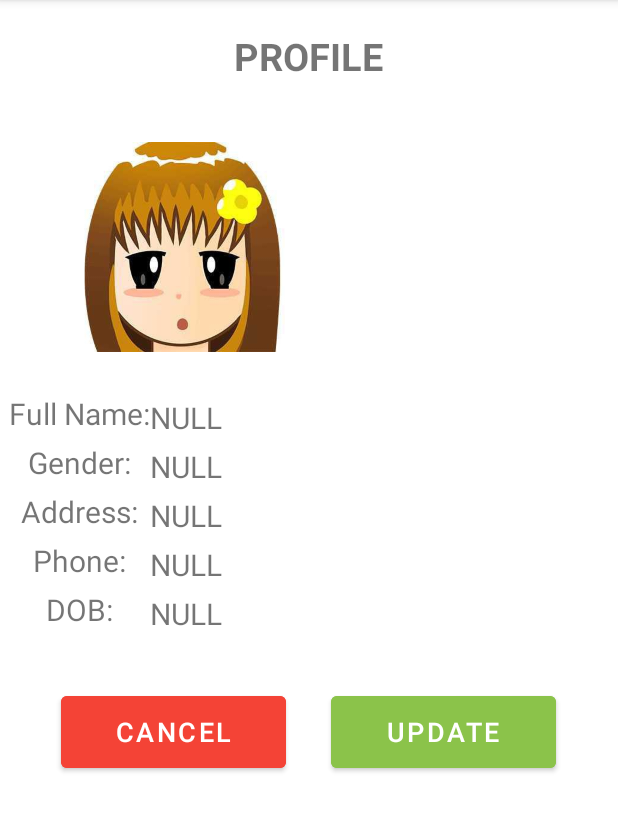
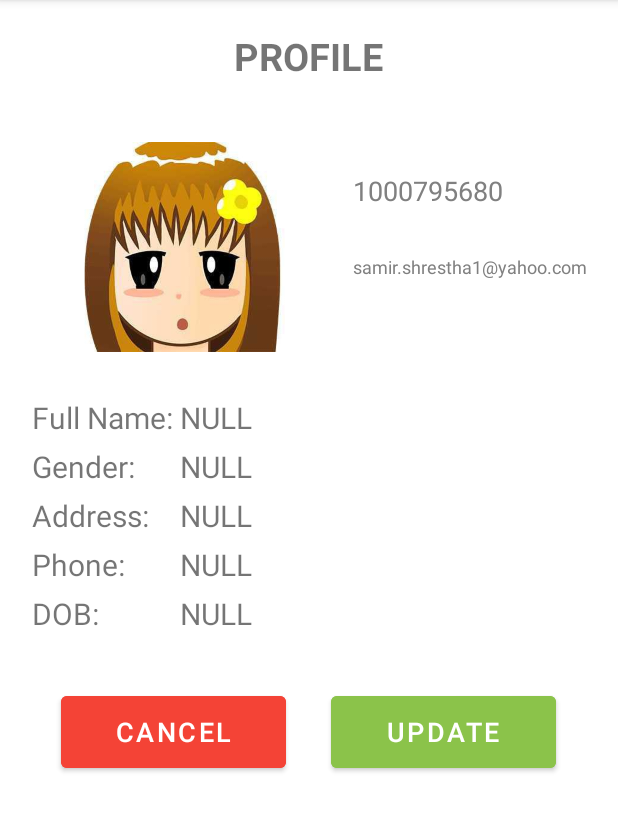
Before and after one commit to xmantra23/UniversityBazaar, an Android app: the ViewProfileActivity screen opened directly, with no data from a screen before it, on a phone screen of 412 x 824 dp, the part 84-916 px from its top. Run offline under Robolectric (Android 15) with nearby library versions, the phone set to English and light mode, and no system bars; Roboto replaces fonts that are not available here.

Commit message:
Fixed UI issues in activity_view_profile.xml layout page. Fixed some alignment issues.

```diff
--- a/app/src/main/res/layout/activity_view_profile.xml
+++ b/app/src/main/res/layout/activity_view_profile.xml
@@ -47,7 +47,8 @@
                 android:layout_height="wrap_content"
                 android:layout_marginTop="30dp"
                 android:textColor="#808080"
-                android:textSize="18sp" />
+                android:textSize="18sp"
+                android:text="1000795680"/>
 
             <TextView
                 android:id="@+id/viewTxtEmail"
@@ -55,7 +56,8 @@
                 android:layout_height="wrap_content"
                 android:layout_marginTop="30dp"
                 android:textColor="#808080"
-                android:textSize="18sp"/>
+                android:textSize="12sp"
+                android:text="samir.shrestha1@yahoo.com"/>
 
         </LinearLayout>
     </LinearLayout>
@@ -77,8 +79,8 @@
                 android:layout_width="wrap_content"
                 android:layout_height="wrap_content"
                 android:layout_marginBottom="5dp"
-                android:layout_gravity="center"
-                android:text="Full Name:"
+                android:layout_marginLeft="15dp"
+                android:text="Full Name: "
                 android:textSize="20sp" />
 
             <TextView
@@ -95,7 +97,7 @@
             <TextView
                 android:layout_width="wrap_content"
                 android:layout_height="wrap_content"
-                android:layout_gravity="center"
+                android:layout_marginLeft="15dp"
                 android:layout_marginBottom="5dp"
                 android:textSize="20sp"
                 android:text="Gender:" />
@@ -115,7 +117,7 @@
             <TextView
                 android:layout_width="wrap_content"
                 android:layout_height="wrap_content"
-                android:layout_gravity="center"
+                android:layout_marginLeft="15dp"
                 android:layout_marginBottom="5dp"
                 android:textSize="20sp"
                 android:text="Address:" />
@@ -135,7 +137,7 @@
             <TextView
                 android:layout_width="wrap_content"
                 android:layout_height="wrap_content"
-                android:layout_gravity="center"
+                android:layout_marginLeft="15dp"
                 android:layout_marginBottom="5dp"
                 android:textSize="20sp"
                 android:text="Phone:" />
@@ -154,7 +156,7 @@
             <TextView
                 android:layout_width="wrap_content"
                 android:layout_height="wrap_content"
-                android:layout_gravity="center"
+                android:layout_marginLeft="15dp"
                 android:layout_marginBottom="5dp"
                 android:textSize="20sp"
                 android:text="DOB:" />
```
